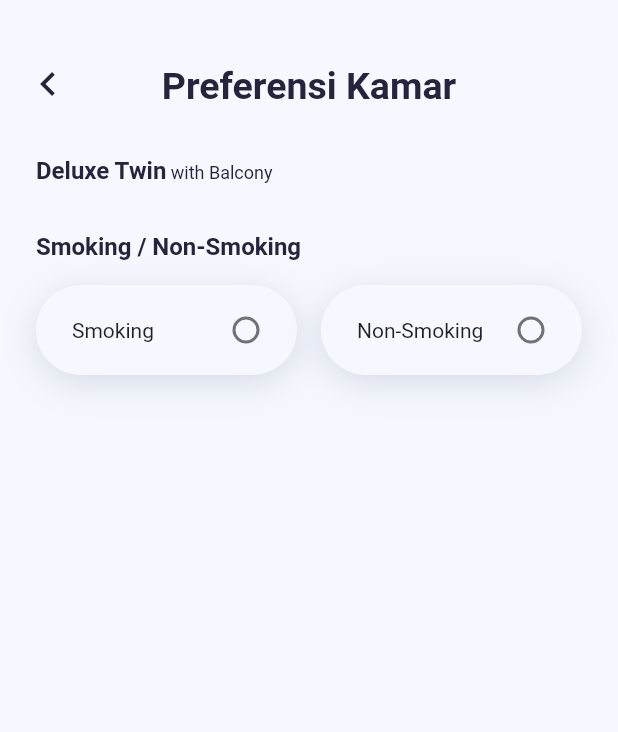
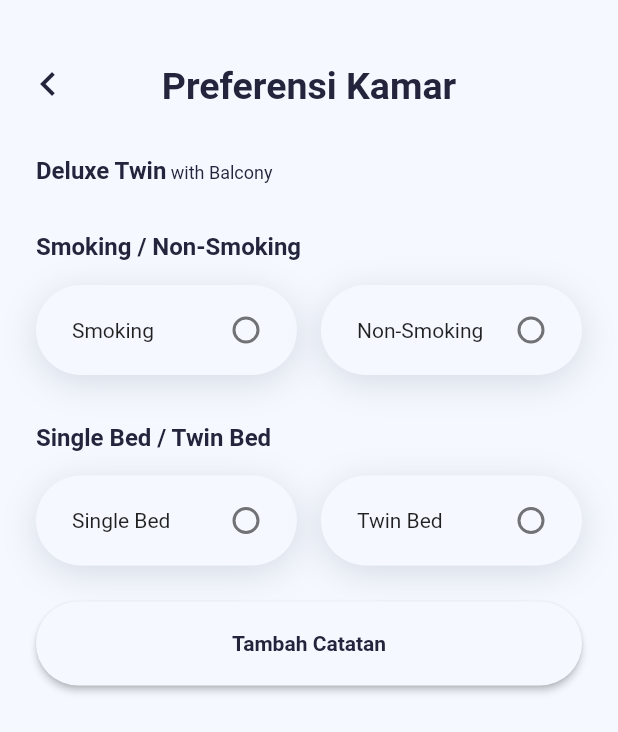
Before and after one commit to akhiang/reservation-hotel, a Flutter app: the RoomPreferenceScreen screen opened directly, on a phone screen of 412 x 824 dp. Shown: the top 732 px of the screen. Run offline on Flutter 3.47's test engine with Material 2 defaults, Android fonts, the phone set to English and light mode, and no system bars; our stand-ins replace carousel_slider, flutter_rating_bar, font_awesome_flutter, sliding_sheet, sliding_up_panel, step_progress_indicator and 1 more; missing offline and left inert: simple_tooltip, snapping_sheet, super_tooltip.

Commit message:
add button to room preference

```diff
--- a/lib/screens/hotel/room_preference_screen.dart
+++ b/lib/screens/hotel/room_preference_screen.dart
@@ -43,6 +43,18 @@ class _RoomPreferenceScreenState extends State<RoomPreferenceScreen> {
               ),
             ),
             _buildSmokeRadio(),
+            _buildBedRadio(),
+            SizedBox(height: 8.0),
+            Container(
+              padding: EdgeInsets.symmetric(horizontal: 24.0),
+              width: double.infinity,
+              height: 56.0,
+              child: PrimaryButton(
+                text: 'Tambah Catatan',
+                color: Color(0xFFF5F9FF),
+                press: () {},
+              ),
+            ),
           ],
         ),
       ),
@@ -77,4 +89,33 @@ class _RoomPreferenceScreenState extends State<RoomPreferenceScreen> {
       ),
     );
   }
+
+  Padding _buildBedRadio() {
+    return Padding(
+      padding: const EdgeInsets.symmetric(horizontal: 24.0, vertical: 16.0),
+      child: Column(
+        crossAxisAlignment: CrossAxisAlignment.start,
+        children: [
+          Text(
+            'Single Bed / Twin Bed',
+            style: TextStyle(
+              color: ColorConst.kSecondaryColor,
+              fontWeight: FontWeight.w600,
+              fontSize: 16.0,
+            ),
+          ),
+          SizedBox(height: 16.0),
+          Row(
+            children: [
+              RadioButton(
+                title: 'Single Bed',
+              ),
+              SizedBox(width: 16.0),
+              RadioButton(title: 'Twin Bed'),
+            ],
+          ),
+        ],
+      ),
+    );
+  }
 }
--- a/lib/widgets/primary_button.dart
+++ b/lib/widgets/primary_button.dart
@@ -3,11 +3,13 @@ part of 'package:dangau_hotel/screens/screens.dart';
 class PrimaryButton extends StatelessWidget {
   final String text;
   final Function press;
+  final Color color;
 
   const PrimaryButton({
     Key key,
-    this.text,
+    @required this.text,
     this.press,
+    this.color = ColorConst.kPrimaryColor,
   }) : super(key: key);
 
   @override
@@ -21,7 +23,7 @@ class PrimaryButton extends StatelessWidget {
           fontWeight: FontWeight.w700,
         ),
       ),
-      color: ColorConst.kPrimaryColor,
+      color: color,
       shape: RoundedRectangleBorder(
         borderRadius: BorderRadius.circular(32.0),
       ),
```
